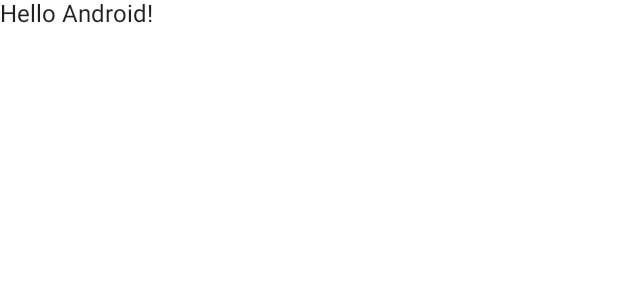
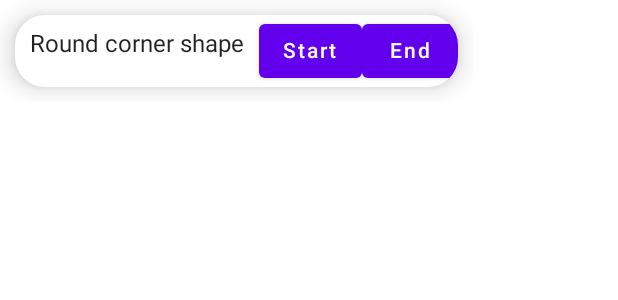
Before and after one commit to ArturHaavisto/MyClock, an Android app built with Jetpack Compose: the @Preview function DefaultPreview, on a phone screen of 412 x 824 dp. Shown: the top 300 px of the screen. Run offline under Robolectric (Android 15) with nearby library versions, the phone set to English and light mode, and no system bars.

Commit message:
add text and two buttons

```diff
--- a/MyClock/app/src/main/java/com/example/myclock/MainActivity.kt
+++ b/MyClock/app/src/main/java/com/example/myclock/MainActivity.kt
@@ -3,13 +3,16 @@ package com.example.myclock
 import android.os.Bundle
 import androidx.activity.ComponentActivity
 import androidx.activity.compose.setContent
+import androidx.compose.foundation.layout.Row
 import androidx.compose.foundation.layout.fillMaxSize
-import androidx.compose.material.MaterialTheme
-import androidx.compose.material.Surface
-import androidx.compose.material.Text
-import androidx.compose.runtime.Composable
+import androidx.compose.foundation.layout.height
+import androidx.compose.foundation.layout.padding
+import androidx.compose.foundation.shape.RoundedCornerShape
+import androidx.compose.material.*
+import androidx.compose.runtime.*
 import androidx.compose.ui.Modifier
 import androidx.compose.ui.tooling.preview.Preview
+import androidx.compose.ui.unit.dp
 import com.example.myclock.ui.theme.MyClockTheme
 
 class MainActivity : ComponentActivity() {
@@ -19,7 +22,7 @@ class MainActivity : ComponentActivity() {
             MyClockTheme {
                 // A surface container using the 'background' color from the theme
                 Surface(modifier = Modifier.fillMaxSize(), color = MaterialTheme.colors.background) {
-                    Greeting("Android")
+                    CardWithShape()
                 }
             }
         }
@@ -27,14 +30,36 @@ class MainActivity : ComponentActivity() {
 }
 
 @Composable
-fun Greeting(name: String) {
-    Text(text = "Hello $name!")
+fun CardWithShape() {
+    //val paddingModifier = Modifier.padding(10.dp)
+    Card(
+        shape = RoundedCornerShape(20.dp),
+        elevation = 10.dp,
+        //modifier = paddingModifier
+        modifier = Modifier.padding(10.dp)
+    ) {
+        Row {
+            Text(text = "Round corner shape", Modifier.padding(10.dp))
+            var onState by remember { mutableStateOf(true) }
+
+            Button(
+                onClick = { onState = !onState }
+            ) {
+                Text(if (onState) "Start" else "Pause")
+            }
+            Button(
+                onClick = { /* handle click event */ }
+            ) {
+                Text("End")
+            }
+        }
+    }
 }
 
 @Preview(showBackground = true)
 @Composable
 fun DefaultPreview() {
     MyClockTheme {
-        Greeting("Android")
+        CardWithShape()
     }
 }
```
